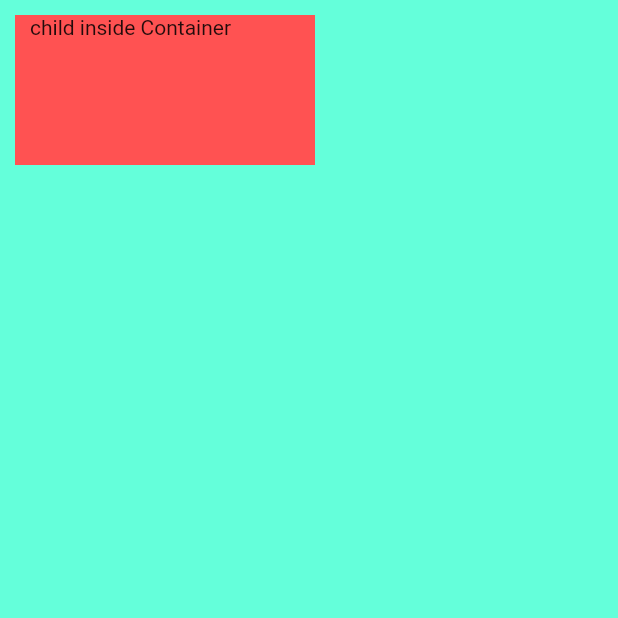
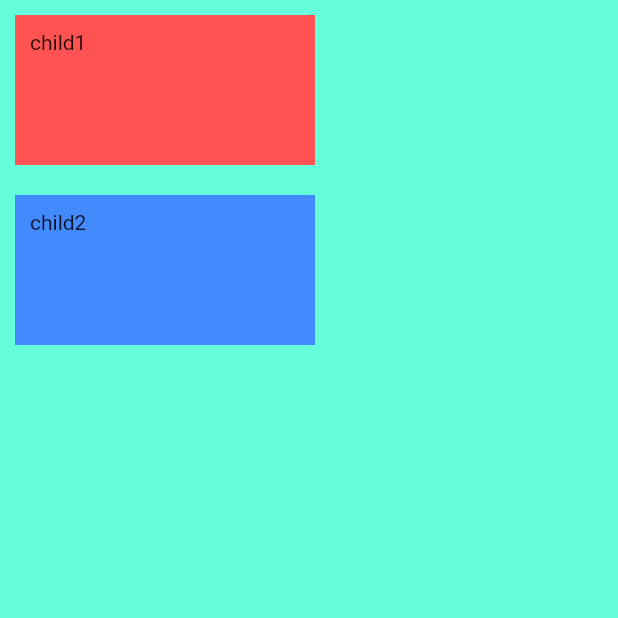
Before and after one commit to siddharth-kothari-spk/Flutter, a Flutter app: the screen it shows after launch, on a phone screen of 412 x 824 dp, the top half of it. Run offline on Flutter 3.47's test engine with Material 2 defaults, Android fonts, the light colour scheme and no system bars.

Commit message:
using column to accomodate multiple widgets

```diff
--- a/mi_card_flutter-master/lib/main.dart
+++ b/mi_card_flutter-master/lib/main.dart
@@ -13,14 +13,27 @@ class MyApp extends StatelessWidget {
       home: Scaffold(
         backgroundColor: Colors.tealAccent,
         body: SafeArea(
-          child: Container(
-            color: Colors.redAccent,
-            child: Text("child inside Container"),
-            height: 100,
-            width: 200,
-            margin: EdgeInsets.fromLTRB(
-                10, 10, 10, 10), // offset from edges of screen,
-            padding: EdgeInsets.only(left: 10),
+          child: Column(
+            children: [
+              Container(
+                color: Colors.redAccent,
+                child: Text("child1"),
+                height: 100,
+                width: 200,
+                margin: EdgeInsets.fromLTRB(
+                    10, 10, 10, 10), // offset from edges of screen,
+                padding: EdgeInsets.only(left: 10, top: 10),
+              ),
+              Container(
+                color: Colors.blueAccent,
+                child: Text("child2"),
+                height: 100,
+                width: 200,
+                margin: EdgeInsets.fromLTRB(
+                    10, 10, 10, 10), // offset from edges of screen,
+                padding: EdgeInsets.only(left: 10, top: 10),
+              ),
+            ],
           ),
         ),
       ),
```
